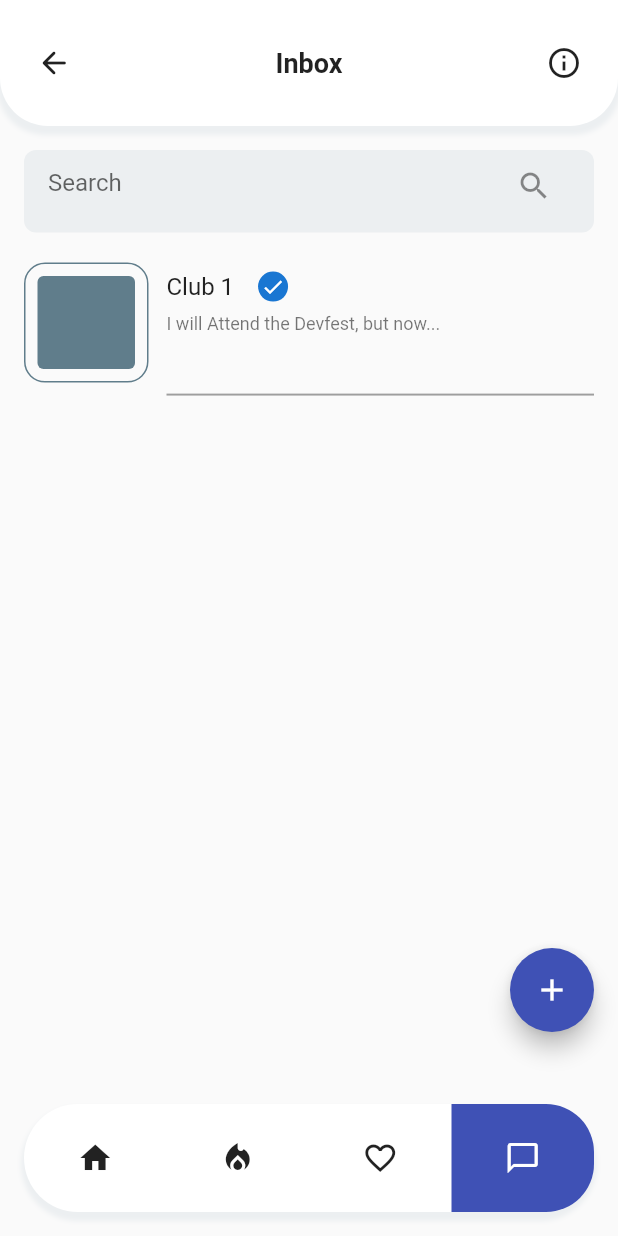
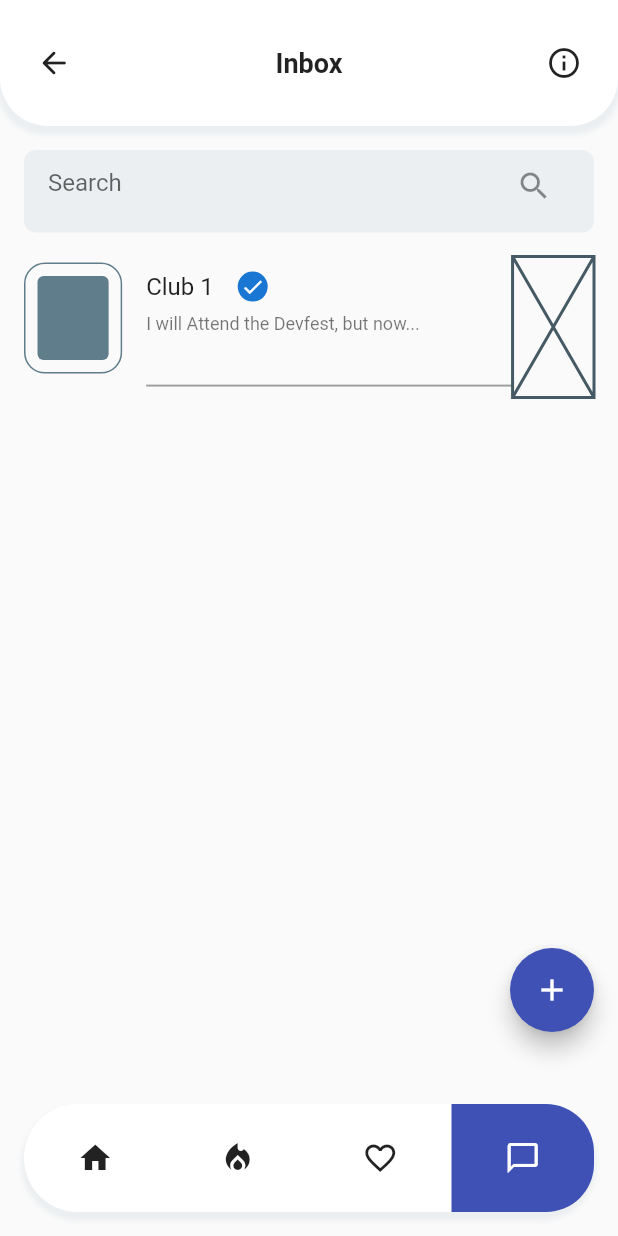
Before and after one commit to JAICHANGPARK/flutter_notebook_9th_story, a Flutter app: the screen it shows after launch, on a phone screen of 412 x 824 dp. Run offline on Flutter 3.47's test engine with Material 2 defaults, Android fonts, the phone set to English and light mode, and no system bars; our stand-ins replace badges.

Commit message:
Update university_social_main_page.dart

```diff
--- a/lib/ep608_university_social_app/university_social_main_page.dart
+++ b/lib/ep608_university_social_app/university_social_main_page.dart
@@ -74,14 +74,14 @@ class _UniversitySocialMainPageState extends State<UniversitySocialMainPage> {
                       child: ListView(
                         children: [
                           Container(
-                            height: 100,
+                            height: 94,
                             padding: EdgeInsets.symmetric(horizontal: 16),
                             child: Row(
                               children: [
                                 Expanded(
                                   flex: 3,
                                   child: Container(
-                                    margin: EdgeInsets.only(right: 12, bottom: 16, top: 4),
+                                    margin: EdgeInsets.only(right: 16, bottom: 16, top: 4),
                                     decoration: BoxDecoration(
                                         border: Border.all(
                                           color: Colors.blueGrey,
@@ -140,6 +140,10 @@ class _UniversitySocialMainPageState extends State<UniversitySocialMainPage> {
                                     ),
                                   ),
                                 ),
+                                Expanded(
+                                  flex: 2,
+                                  child: Placeholder(),
+                                )
                               ],
                             ),
                           )
```
